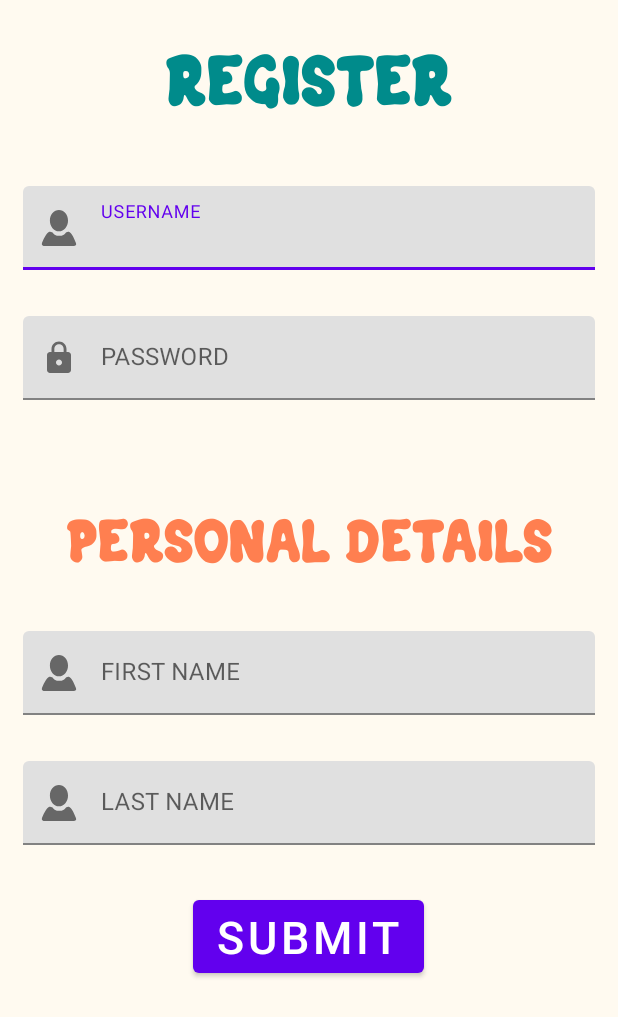
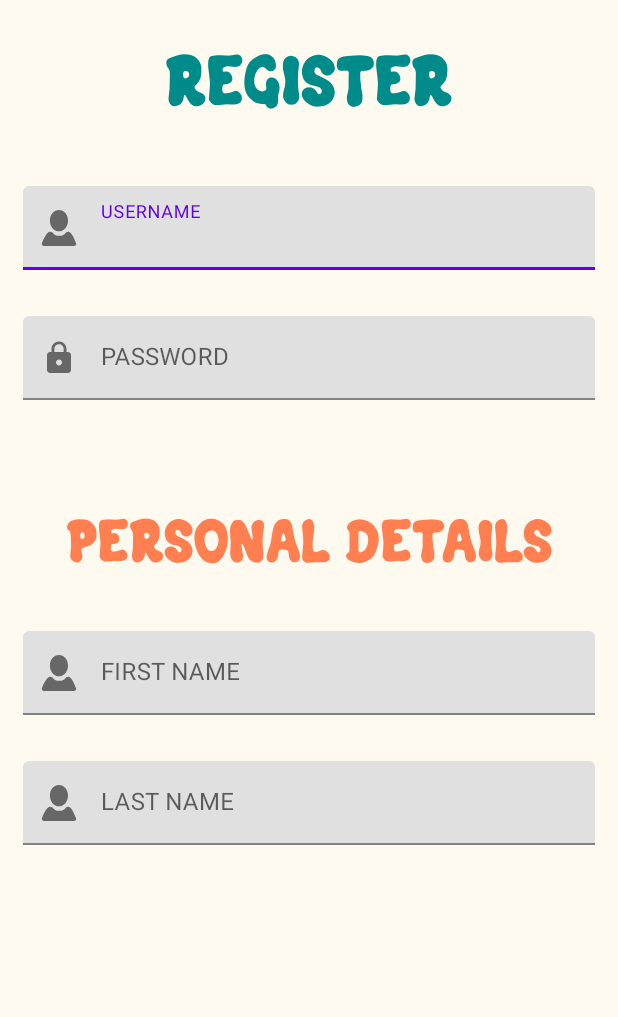
Before and after one commit to naraku0211/MAD_LAB_Examples, an Android app: the layout fragment_register.xml on its own in the app's theme, with its tools: preview values and no code run, on a phone screen of 412 x 824 dp. Shown: the top 1017 px of the screen. Run offline under Robolectric (Android 15) with nearby library versions, the phone set to English and light mode, and no system bars.

Commit message:
v1.0.3(10/04/2023)

```diff
--- a/Sample1/app/src/main/AndroidManifest.xml
+++ b/Sample1/app/src/main/AndroidManifest.xml
@@ -6,6 +6,7 @@
 
     <application
         android:allowBackup="true"
+        android:enableOnBackInvokedCallback="true"
         android:dataExtractionRules="@xml/data_extraction_rules"
         android:fullBackupContent="@xml/backup_rules"
         android:icon="@mipmap/house"
@@ -13,7 +14,7 @@
         android:roundIcon="@mipmap/house"
         android:supportsRtl="true"
         android:theme="@style/Theme.Sample1"
-        tools:targetApi="31" >
+        tools:targetApi="33" >
 
         <activity android:name=".LoginActivity"
             android:exported="true">
--- a/Sample1/app/src/main/java/com/main/LoginActivity.java
+++ b/Sample1/app/src/main/java/com/main/LoginActivity.java
@@ -9,6 +9,7 @@ import android.widget.Toast;
 import androidx.appcompat.app.AppCompatActivity;
 
 import com.google.android.material.textfield.TextInputEditText;
+import com.main.fragments.RegisterFragment;
 
 public class LoginActivity extends AppCompatActivity {
     private Button submit, register;
@@ -42,7 +43,7 @@ public class LoginActivity extends AppCompatActivity {
         });
 
         register.setOnClickListener(v -> {
-
+            new RegisterFragment().show(getSupportFragmentManager(), RegisterFragment.TAG);
         });
     }
 }
--- a/Sample1/app/src/main/java/com/main/helpers/DBHelper.java
+++ b/Sample1/app/src/main/java/com/main/helpers/DBHelper.java
@@ -32,7 +32,6 @@ public class DBHelper extends SQLiteOpenHelper {
                 + col_lastName + " TEXT)";
         db.execSQL(query);
     }
-
     public void addUser(User user){
         SQLiteDatabase db = this.getWritableDatabase();
         ContentValues userValues = new ContentValues();
@@ -46,7 +45,6 @@ public class DBHelper extends SQLiteOpenHelper {
 
         db.close();
     }
-
     @Override
     public void onUpgrade(SQLiteDatabase db, int oldVersion, int newVersion) {
         db.execSQL("DROP TABLE IF EXISTS " + TABLE_NAME);
--- a/Sample1/app/src/main/res/layout/fragment_register.xml
+++ b/Sample1/app/src/main/res/layout/fragment_register.xml
@@ -50,9 +50,6 @@
                 android:layout_height="match_parent"/>
         </com.google.android.material.textfield.TextInputLayout>
 
-
-
-
     </LinearLayout>
 
     <LinearLayout
@@ -99,15 +96,6 @@
                 android:layout_height="match_parent"/>
         </com.google.android.material.textfield.TextInputLayout>
 
-        <Button
-            android:id="@+id/registerSubmit"
-            android:layout_width="wrap_content"
-            android:layout_height="wrap_content"
-            android:layout_gravity="center"
-            android:layout_marginTop="15dp"
-            android:text="@string/submit"
-            android:textSize="30sp"/>
-
     </LinearLayout>
 
 </LinearLayout>
--- a/Sample1/app/src/main/res/values/strings.xml
+++ b/Sample1/app/src/main/res/values/strings.xml
@@ -8,4 +8,6 @@
     <string name="fname">FIRST NAME</string>
     <string name="lname">LAST NAME</string>
     <string name="personal_details">Personal Details</string>
+    <string name="okay">Okay</string>
+    <string name="cancel">Cancel</string>
 </resources>
```
Also changed, not shown: Sample1/app/build.gradle (+6 -3 lines), Sample1/app/src/main/java/com/main/fragments/RegisterFragment.java (added, +47 -0 lines), Sample1/app/src/main/res/layout/activity_login.xml (+5 -3 lines).
